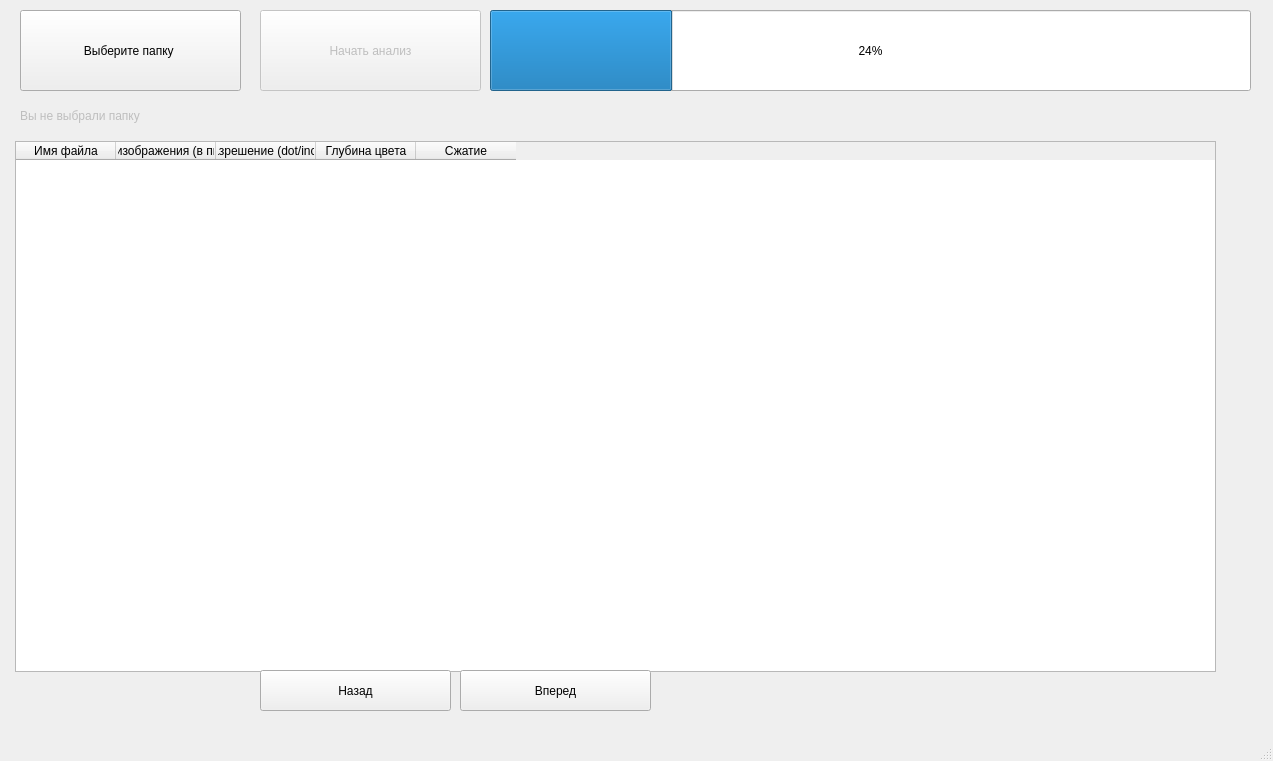
Old version of the form mainwindow.ui in the repository poopyloopy2k/Reading-info-from-graphic-files.
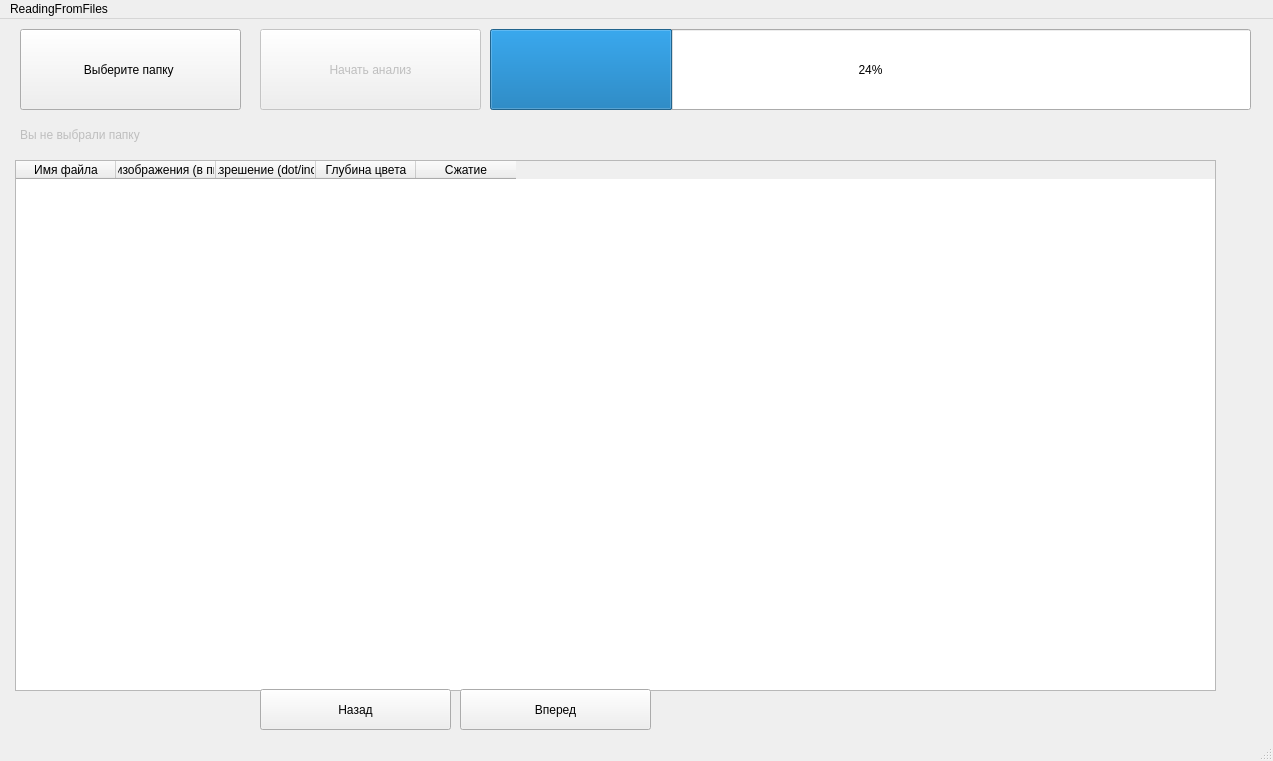
New version of the form.

```diff
--- a/mainwindow.ui
+++ b/mainwindow.ui
@@ -143,6 +143,12 @@
      <height>22</height>
     </rect>
    </property>
+   <widget class="QMenu" name="menuReadingFromFiles">
+    <property name="title">
+     <string>ReadingFromFiles</string>
+    </property>
+   </widget>
+   <addaction name="menuReadingFromFiles"/>
   </widget>
   <widget class="QStatusBar" name="statusbar"/>
  </widget>
```
